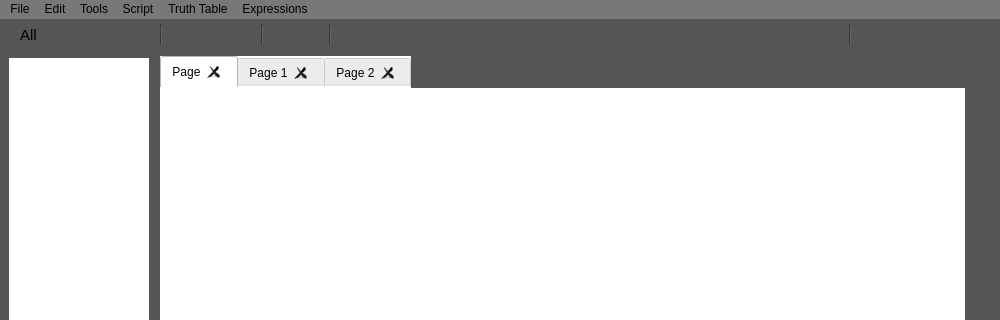
Qt form Application/Logic_Gate_Simulator/Dialogs/dlg_home.ui (ElliotHarding/Logic-Gate-Simulator) before a commit; both pictures show x 0 to 1000 and y 0 to 320 of the 1000 by 560 pixel window.
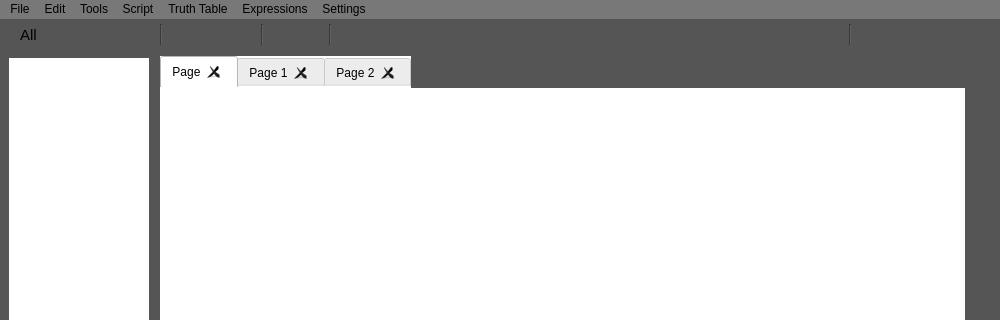
The same form after that commit. Icons and pictures are not drawn.

The edit to the form file:
```diff
--- a/Application/Logic_Gate_Simulator/Dialogs/dlg_home.ui
+++ b/Application/Logic_Gate_Simulator/Dialogs/dlg_home.ui
@@ -856,12 +856,19 @@
     </property>
     <addaction name="actionCreate_Expressions"/>
    </widget>
+   <widget class="QMenu" name="menuSettings">
+    <property name="title">
+     <string>Settings</string>
+    </property>
+    <addaction name="actionConversion_And_Generation_Settings"/>
+   </widget>
    <addaction name="menuFile"/>
    <addaction name="menuEdit"/>
    <addaction name="menuTools"/>
    <addaction name="menuScript"/>
    <addaction name="menuTruth_Table"/>
    <addaction name="menuExpressions"/>
+   <addaction name="menuSettings"/>
   </widget>
   <action name="actionNew_page">
    <property name="text">
```
Left out of the diff: 5 changed lines with no effect on the pictures.
